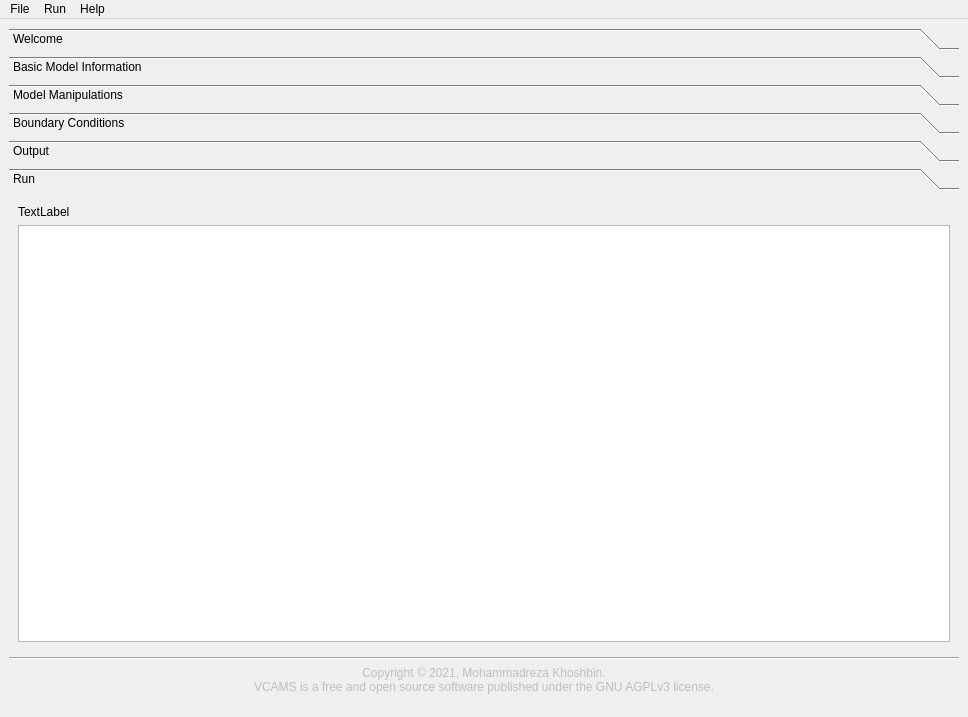
Old version of the form gui/main_window.ui in the repository mkhoshbin1/vcams.
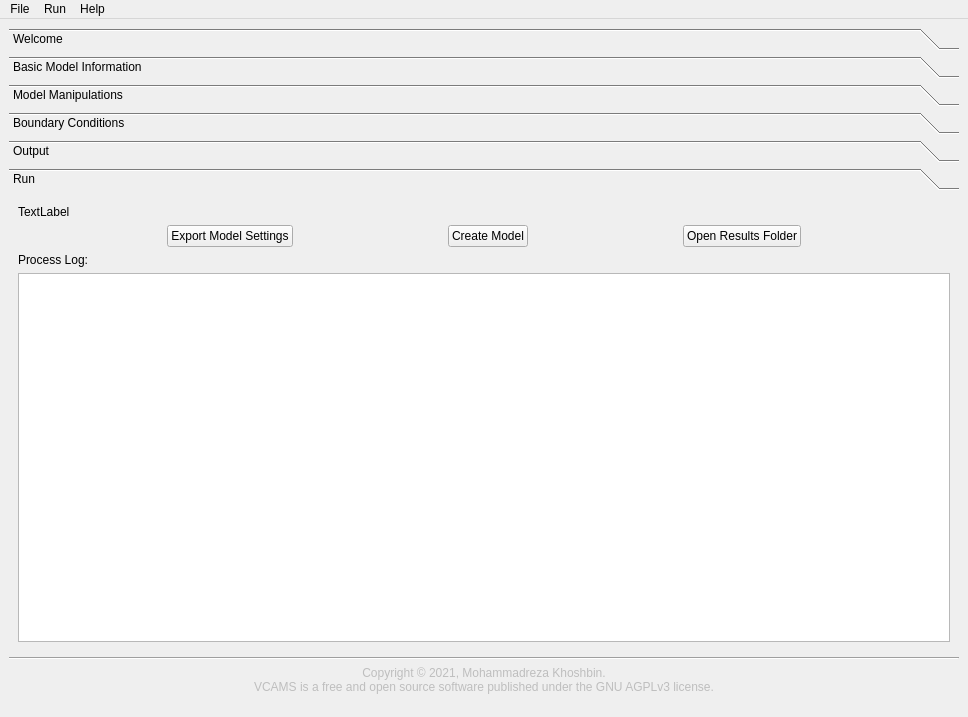
New version of the form. Icons and pictures are not drawn. Custom widgets are drawn as their Qt base class.

Commit message: - added run panel, its buttons and logging in the GUI.

What changed in the file:
```diff
--- a/gui/main_window.ui
+++ b/gui/main_window.ui
@@ -1008,6 +1008,14 @@
        </layout>
       </widget>
       <widget class="QWidget" name="run_page">
+       <property name="geometry">
+        <rect>
+         <x>0</x>
+         <y>0</y>
+         <width>946</width>
+         <height>418</height>
+        </rect>
+       </property>
        <attribute name="label">
         <string>Run</string>
        </attribute>
@@ -1019,14 +1027,73 @@
           </property>
          </widget>
         </item>
+        <item>
+         <layout class="QHBoxLayout" name="horizontalLayout_3">
+          <item>
+           <widget class="QPushButton" name="run_export_button">
+            <property name="sizePolicy">
+             <sizepolicy hsizetype="Fixed" vsizetype="Fixed">
+              <horstretch>0</horstretch>
+              <verstretch>0</verstretch>
+             </sizepolicy>
+            </property>
+            <property name="text">
+             <string>Export Model Settings</string>
+            </property>
+           </widget>
+          </item>
+          <item>
+           <widget class="QPushButton" name="run_create_model_button">
+            <property name="sizePolicy">
+             <sizepolicy hsizetype="Fixed" vsizetype="Fixed">
+              <horstretch>0</horstretch>
+              <verstretch>0</verstretch>
+             </sizepolicy>
+            </property>
+            <property name="text">
+             <string>Create Model</string>
+            </property>
+           </widget>
+          </item>
+          <item>
+           <widget class="QPushButton" name="run_open_dir_button">
+            <property name="sizePolicy">
+             <sizepolicy hsizetype="Fixed" vsizetype="Fixed">
+              <horstretch>0</horstretch>
+              <verstretch>0</verstretch>
+             </sizepolicy>
+            </property>
+            <property name="text">
+             <string>Open Results Folder</string>
+            </property>
+           </widget>
+          </item>
+         </layout>
+        </item>
+        <item>
+         <widget class="QLabel" name="log_label">
+          <property name="text">
+           <string>Process Log:</string>
+          </property>
+         </widget>
+        </item>
         <item>
          <widget class="QPlainTextEdit" name="log_field">
           <property name="documentTitle">
            <string/>
           </property>
+          <property name="undoRedoEnabled">
+           <bool>false</bool>
+          </property>
+          <property name="lineWrapMode">
+           <enum>QPlainTextEdit::NoWrap</enum>
+          </property>
           <property name="readOnly">
            <bool>true</bool>
           </property>
+          <property name="plainText">
+           <string/>
+          </property>
          </widget>
         </item>
        </layout>
```
Left out of the diff: 8 changed lines with no effect on the pictures. The commit also changes 7 other files.
